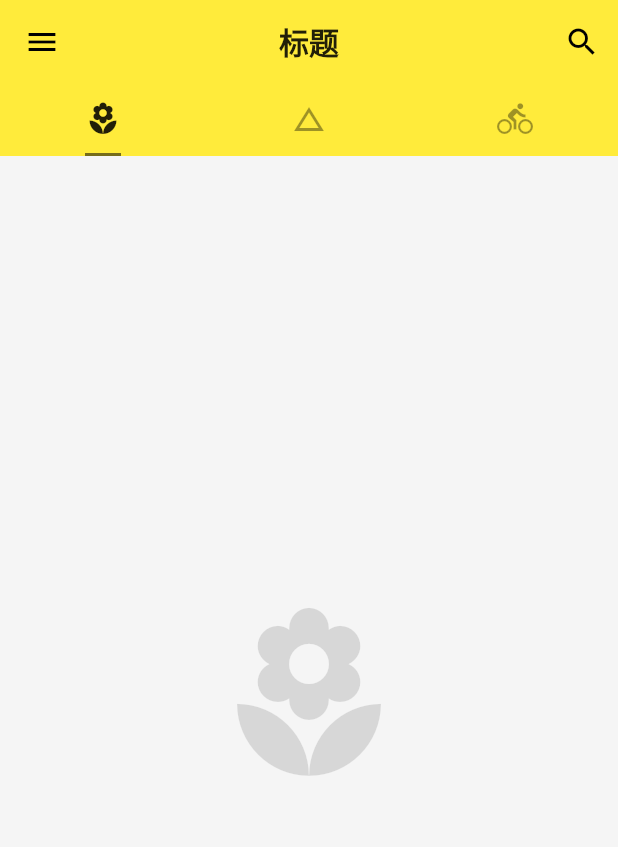
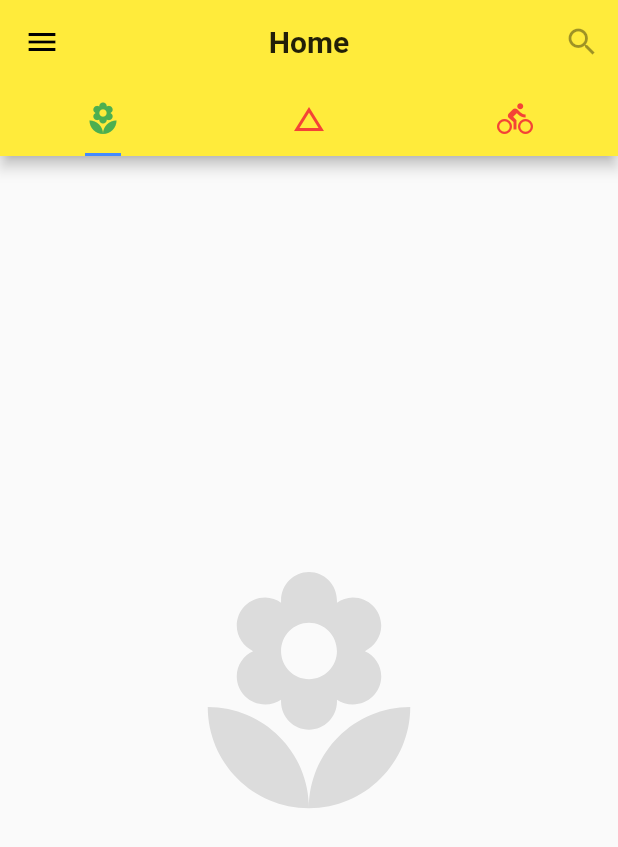
Before and after one commit to 1037438704/function_flutter, a Flutter app: the screen it shows after launch, on a phone screen of 412 x 824 dp. Shown: the top 847 px of the screen. Run offline on Flutter 3.47's test engine with Material 2 defaults, Android fonts, the phone set to English and light mode, and no system bars; missing offline and left inert: dart:ffi.

Commit message:
自己又重新练习了一边

```diff
--- a/lib/main.dart
+++ b/lib/main.dart
@@ -11,6 +11,7 @@ class MyApp extends StatelessWidget {
   @override
   Widget build(BuildContext context) {
     return MaterialApp(
+      debugShowCheckedModeBanner: false,
       title: '用于添加功能收集以及使用',
       theme: ThemeData(
         primarySwatch: Colors.yellow,
@@ -27,54 +28,98 @@ class Home extends StatelessWidget {
     return DefaultTabController(
       length: 3,
       child: Scaffold(
-        backgroundColor: Colors.grey[100],
         appBar: AppBar(
+          centerTitle: true,
           leading: IconButton(
             icon: Icon(Icons.menu),
-            tooltip: '按钮菜单',
-            onPressed: () => debugPrint("Navigration button is pressed."),
+            tooltip: "侧拉",
+            onPressed: () => debugPrint("侧拉点击事件"),
           ),
-          centerTitle: true,
-          title: Text("标题", style: TextStyle(fontWeight: FontWeight.bold)),
+          title: Text("Home", style: TextStyle(fontWeight: FontWeight.bold)),
           actions: <Widget>[
-            IconButton(
-              icon: Icon(Icons.search),
-              tooltip: "搜索",
-              onPressed: () => debugPrint("搜索"),
-            )
+            IconButton(icon: Icon(Icons.search), tooltip: "搜索")
           ],
-          elevation: 0,
           bottom: TabBar(
-              unselectedLabelColor: Colors.black38,
-              indicatorColor: Colors.black54,
-              indicatorSize: TabBarIndicatorSize.label,
-              indicatorWeight: 2.0,
-              tabs: <Widget>[
-                Tab(icon: Icon(Icons.local_florist)),
-                Tab(icon: Icon(Icons.change_history)),
-                Tab(icon: Icon(Icons.directions_bike))
-              ]),
+            unselectedLabelColor: Colors.red,
+            //未选中的icon颜色
+            labelColor: Colors.green,
+            //选中icon的颜色
+            indicatorSize: TabBarIndicatorSize.label,
+            indicatorColor: Colors.blueAccent,
+            //下面label的颜色
+            tabs: <Widget>[
+              Tab(icon: Icon(Icons.local_florist)),
+              Tab(icon: Icon(Icons.change_history)),
+              Tab(icon: Icon(Icons.directions_bike))
+            ],
+          ),
         ),
         body: TabBarView(
           children: <Widget>[
-            Icon(
-              Icons.local_florist,
-              size: 128,
-              color: Colors.black12,
-            ),
-            Icon(
-              Icons.change_history,
-              size: 128,
-              color: Colors.black12,
-            ),
-            Icon(
-              Icons.directions_bike,
-              size: 128,
-              color: Colors.black12,
-            ),
+            Icon(Icons.local_florist, size: 180, color: Colors.black12),
+            Icon(Icons.change_history, size: 180, color: Colors.black12),
+            Icon(Icons.directions_bike, size: 180, color: Colors.black12),
           ],
         ),
       ),
     );
   }
 }
+
+//class Home extends StatelessWidget {
+//  @override
+//  Widget build(BuildContext context) {
+//    return DefaultTabController(
+//      length: 3,
+//      child: Scaffold(
+//        backgroundColor: Colors.grey[100],
+//        appBar: AppBar(
+//          leading: IconButton(
+//            icon: Icon(Icons.menu),
+//            tooltip: '按钮菜单',
+//            onPressed: () => debugPrint("Navigration button is pressed."),
+//          ),
+//          centerTitle: true,
+//          title: Text("标题", style: TextStyle(fontWeight: FontWeight.bold)),
+//          actions: <Widget>[
+//            IconButton(
+//              icon: Icon(Icons.search),
+//              tooltip: "搜索",
+//              onPressed: () => debugPrint("搜索"),
+//            )
+//          ],
+//          elevation: 0,
+//          bottom: TabBar(
+//              unselectedLabelColor: Colors.black38,
+//              indicatorColor: Colors.black54,
+//              indicatorSize: TabBarIndicatorSize.label,
+//              indicatorWeight: 2.0,
+//              tabs: <Widget>[
+//                Tab(icon: Icon(Icons.local_florist)),
+//                Tab(icon: Icon(Icons.change_history)),
+//                Tab(icon: Icon(Icons.directions_bike))
+//              ]),
+//        ),
+//        body: TabBarView(
+//          children: <Widget>[
+//            Icon(
+//              Icons.local_florist,
+//              size: 128,
+//              color: Colors.black12,
+//            ),
+//            Icon(
+//              Icons.change_history,
+//              size: 128,
+//              color: Colors.black12,
+//            ),
+//            Icon(
+//              Icons.directions_bike,
+//              size: 128,
+//              color: Colors.black12,
+//            ),
+//          ],
+//        ),
+//      ),
+//    );
+//  }
+//}
```
